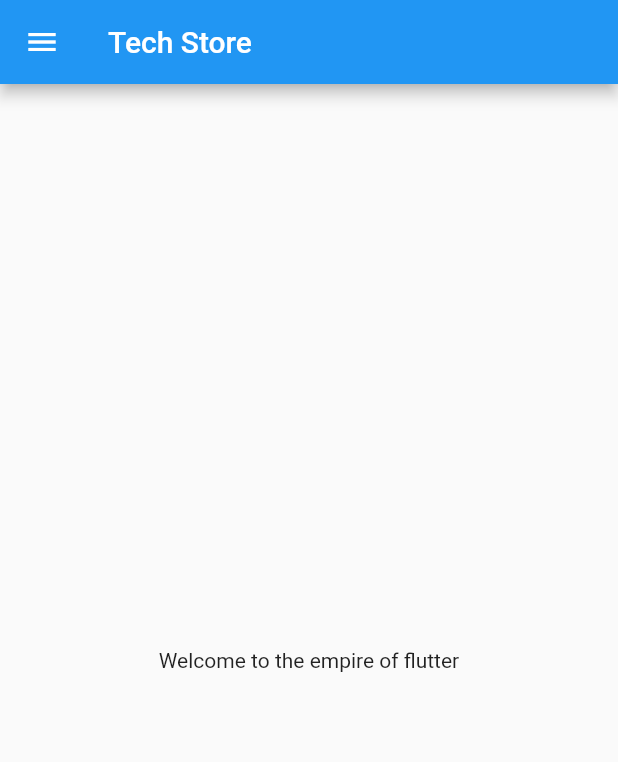
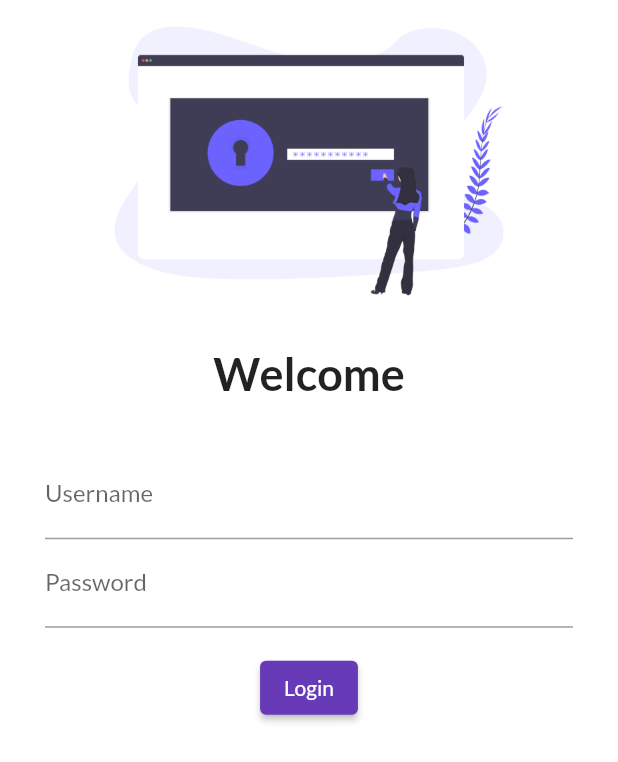
Before and after one commit to ParthCodes200710/fluttertut, a Flutter app: the screen it shows after launch, on a phone screen of 412 x 824 dp. Shown: the top 762 px of the screen. Run offline on Flutter 3.47's test engine with Material 2 defaults, Android fonts, the phone set to English and light mode, and no system bars; our stand-ins replace google_fonts.

Commit message:
day 4 completed

```diff
--- a/lib/HomePage.dart
+++ /dev/null
@@ -1,27 +0,0 @@
-import 'package:flutter/material.dart';
-
-
-class HomePage extends StatelessWidget {
-  const HomePage({Key? key}) : super(key: key);
-
-  @override
-  Widget build(BuildContext context) {
-
-    return Scaffold(
-      appBar:AppBar(title: Text("Tech Store"),
-      ),
-
-
-      body:Center(
-          child: Container(
-            child :Text("Welcome to the empire of flutter"),
-          ),
-        ),
-        drawer: Drawer(
-        ),
-
-
-
-    );
-  }
-}
--- a/lib/main.dart
+++ b/lib/main.dart
@@ -1,5 +1,7 @@
-import 'package:first_app/HomePage.dart';
+import 'package:first_app/pages/HomePage.dart';
 import 'package:flutter/material.dart';
+import 'package:first_app/pages/login.dart';
+import 'package:google_fonts/google_fonts.dart';
 
 void main() {
   runApp(MyApp());
@@ -9,7 +11,17 @@ class MyApp extends StatelessWidget {
   @override
   Widget build(BuildContext context) {
     return MaterialApp(
-      home :HomePage(),
+      themeMode: ThemeMode.light,
+      theme: ThemeData(
+        brightness: Brightness.light,
+        primarySwatch: Colors.deepPurple,
+        fontFamily: GoogleFonts.lato().fontFamily,
+      ),
+      initialRoute: "/login",
+      routes: {
+        "/": (context) => HomePage(),
+        "/login": (context) => LoginPage()
+      },
     );
   }
 }
--- /dev/null
+++ b/lib/pages/HomePage.dart
@@ -0,0 +1,20 @@
+import 'package:flutter/material.dart';
+
+class HomePage extends StatelessWidget {
+  const HomePage({Key? key}) : super(key: key);
+
+  @override
+  Widget build(BuildContext context) {
+    return Scaffold(
+      appBar: AppBar(
+        title: Text("Tech Store"),
+      ),
+      body: Center(
+        child: Container(
+          child: Text("Welcome to the empire of flutter"),
+        ),
+      ),
+      drawer: Drawer(),
+    );
+  }
+}
--- /dev/null
+++ b/lib/pages/login.dart
@@ -0,0 +1,50 @@
+import 'package:flutter/material.dart';
+
+class LoginPage extends StatelessWidget {
+  const LoginPage({Key? key}) : super(key: key);
+
+  @override
+  Widget build(BuildContext context) {
+    return Material(
+        color: Colors.white,
+        child: Column(
+          children: [
+            Image.asset(
+              "assets/images/login_img.png",
+              fit: BoxFit.cover,
+              scale: 4.5,
+            ),
+            SizedBox(
+              height: 16,
+            ),
+            Text(
+              "Welcome",
+              style: TextStyle(
+                  fontSize: 30,
+                  color: Colors.black87,
+                  fontWeight: FontWeight.bold),
+            ),
+            SizedBox(
+              height: 18,
+            ),
+            Padding(
+              padding: const EdgeInsets.symmetric(vertical: 16, horizontal: 30),
+              child: Column(
+                children: [
+                  TextFormField(
+                    decoration: InputDecoration(
+                        hintText: "Enter Username", labelText: "Username"),
+                  ),
+                  TextFormField(
+                    obscureText: true,
+                    decoration: InputDecoration(
+                        hintText: "Enter Password", labelText: "Password"),
+                  )
+                ],
+              ),
+            ),
+            ElevatedButton(onPressed: () {}, child: Text("Login"), style: ButtonStyle(),)
+          ],
+        ));
+  }
+}
```
Also changed, not shown: pubspec.yaml (+3 -4 lines), assets/images/login_img.png (added), pubspec.lock.
